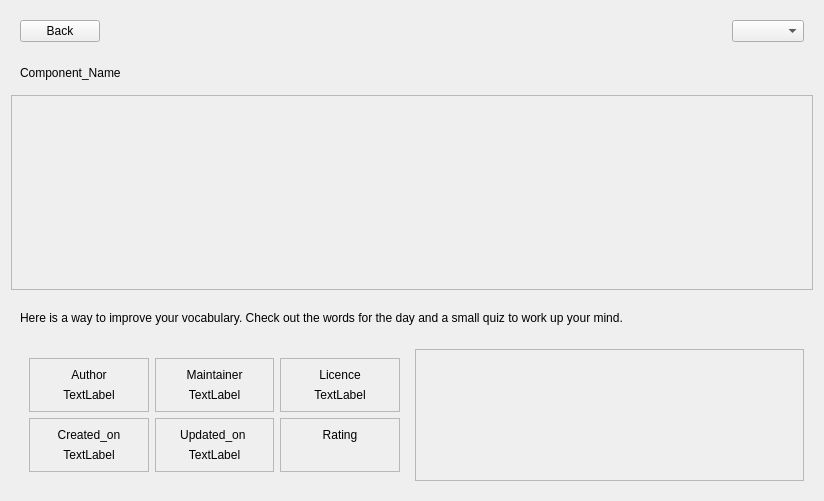
Before: the Qt Designer form src/interface/widgets/view_widget/detail_widget/detailed_widget.ui in AmulyaParitosh/Component_Library_Plugin, drawn with Qt 5.
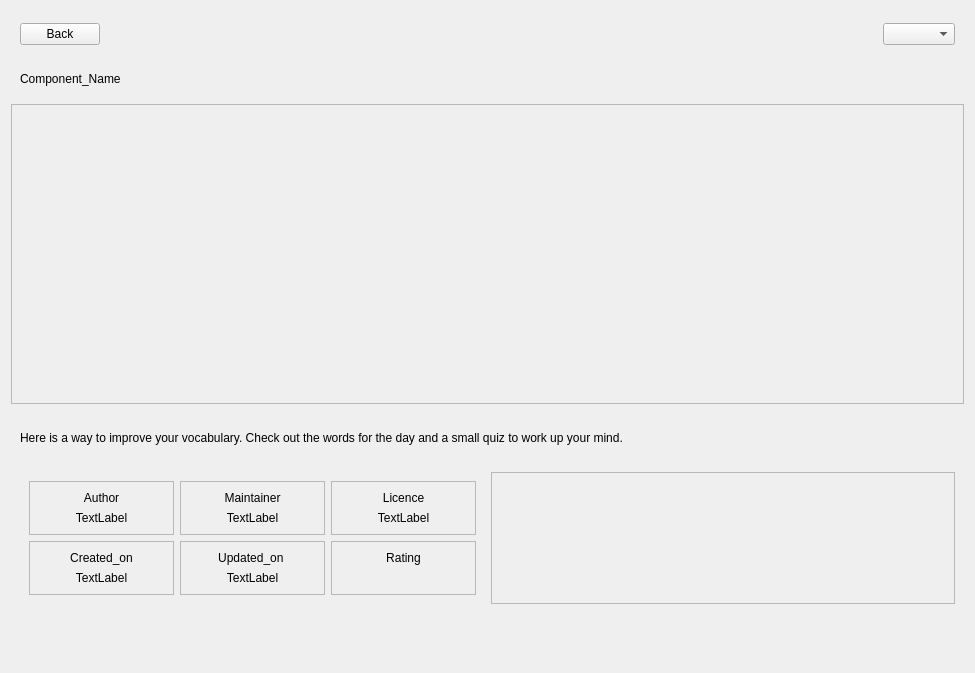
After: the same form once the commit is applied. Custom widgets are drawn as their Qt base class.

```diff
--- a/src/interface/widgets/view_widget/detail_widget/detailed_widget.ui
+++ b/src/interface/widgets/view_widget/detail_widget/detailed_widget.ui
@@ -6,8 +6,8 @@
    <rect>
     <x>0</x>
     <y>0</y>
-    <width>824</width>
-    <height>501</height>
+    <width>975</width>
+    <height>673</height>
    </rect>
   </property>
   <property name="windowTitle">
@@ -80,11 +80,23 @@
    <item>
     <widget class="QScrollArea" name="thumbnailArea">
      <property name="sizePolicy">
-      <sizepolicy hsizetype="Preferred" vsizetype="Expanding">
+      <sizepolicy hsizetype="Preferred" vsizetype="Preferred">
        <horstretch>0</horstretch>
        <verstretch>0</verstretch>
       </sizepolicy>
      </property>
+     <property name="minimumSize">
+      <size>
+       <width>0</width>
+       <height>200</height>
+      </size>
+     </property>
+     <property name="maximumSize">
+      <size>
+       <width>16777215</width>
+       <height>300</height>
+      </size>
+     </property>
      <property name="layoutDirection">
       <enum>Qt::LeftToRight</enum>
      </property>
@@ -102,12 +114,12 @@
        <rect>
         <x>0</x>
         <y>0</y>
-        <width>802</width>
-        <height>181</height>
+        <width>953</width>
+        <height>190</height>
        </rect>
       </property>
       <property name="sizePolicy">
-       <sizepolicy hsizetype="Preferred" vsizetype="Maximum">
+       <sizepolicy hsizetype="Preferred" vsizetype="Preferred">
         <horstretch>0</horstretch>
         <verstretch>0</verstretch>
        </sizepolicy>
@@ -132,7 +144,14 @@
     </widget>
    </item>
    <item>
-    <widget class="TagBar" name="tagsWidget" native="true"/>
+    <widget class="TagBar" name="tagsWidget" native="true">
+     <property name="sizePolicy">
+      <sizepolicy hsizetype="Preferred" vsizetype="Maximum">
+       <horstretch>0</horstretch>
+       <verstretch>0</verstretch>
+      </sizepolicy>
+     </property>
+    </widget>
    </item>
    <item>
     <widget class="QWidget" name="descriptionWidget" native="true">
@@ -369,7 +388,7 @@
           <rect>
            <x>0</x>
            <y>0</y>
-           <width>386</width>
+           <width>461</width>
            <height>126</height>
           </rect>
          </property>
@@ -391,6 +410,22 @@
      </layout>
     </widget>
    </item>
+   <item>
+    <spacer name="verticalSpacer">
+     <property name="orientation">
+      <enum>Qt::Vertical</enum>
+     </property>
+     <property name="sizeType">
+      <enum>QSizePolicy::Minimum</enum>
+     </property>
+     <property name="sizeHint" stdset="0">
+      <size>
+       <width>20</width>
+       <height>40</height>
+      </size>
+     </property>
+    </spacer>
+   </item>
   </layout>
  </widget>
  <customwidgets>
```
